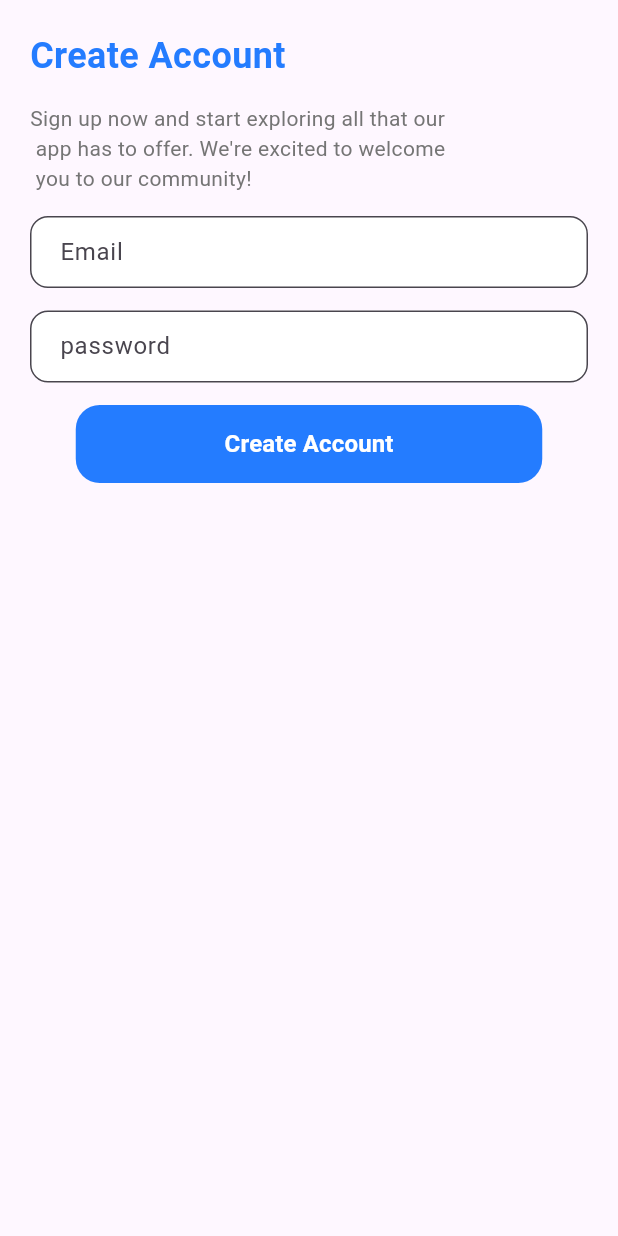
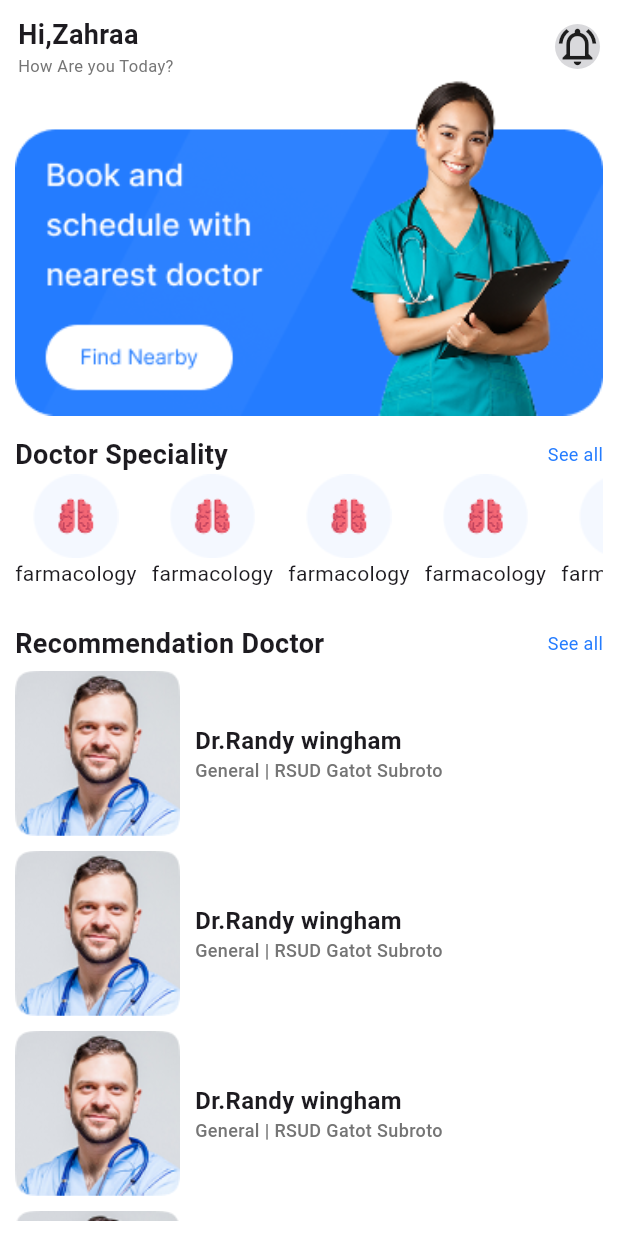
Before and after one commit to Zahraa753/News_App, a Flutter app: the SignupScreen screen opened directly, after a tap on "Create Account", on a phone screen of 412 x 824 dp. Run offline on Flutter 3.47's test engine with Material 3 defaults, Android fonts, the phone set to English and light mode, and no system bars; our stand-ins replace dio, flutter_svg, shared_preferences; accounts and stored records are empty.

Commit message:
docdoc v2

```diff
--- /dev/null
+++ b/docdoc/lib/pages/Home/home_screen/home_screen.dart
@@ -0,0 +1,178 @@
+
+import 'package:docdoc/core/styles/colors.dart';
+import 'package:flutter/material.dart';
+
+class HomeScreen extends StatelessWidget {
+  const HomeScreen({super.key});
+
+  @override
+  Widget build(BuildContext context) {
+    return Scaffold(
+      backgroundColor: Colors.white,
+      body: SafeArea(
+        child: Padding(
+          padding: EdgeInsets.all(10),
+          child: Column(
+            children: [
+              Row(
+                children: [
+                  SizedBox(width: 2),
+                  Expanded(
+                    child: Column(
+                      mainAxisAlignment: MainAxisAlignment.start,
+                      crossAxisAlignment: CrossAxisAlignment.start,
+                      children: [
+                        Text(
+                          "Hi,Zahraa",
+                          style: TextStyle(
+                            fontSize: 18,
+                            fontWeight: FontWeight.w700,
+                          ),
+                        ),
+                        Text(
+                          "How Are you Today?",
+                          style: TextStyle(
+                            color: ColorCore.cl1,
+                            fontSize: 11,
+                            fontWeight: FontWeight.w400,
+                          ),
+                        ),
+                      ],
+                    ),
+                  ),
+
+                  Container(
+                    decoration: BoxDecoration(
+                      shape: BoxShape.circle,
+                      color: const Color.fromARGB(255, 217, 217, 220),
+                      border: Border(),
+                    ),
+                    child: Icon(Icons.notifications_active_outlined, size: 30),
+                  ),
+                  SizedBox(width: 2),
+                ],
+              ),
+
+              Container(
+                width: double.infinity,
+                child: Image.asset(
+                  "assets/images/Banner.png",
+                  fit: BoxFit.cover,
+                ),
+              ),
+              SizedBox(height: 13),
+              Row(
+                children: [
+                  Expanded(
+                    child: Text(
+                      "Doctor Speciality",
+                      style: TextStyle(
+                        fontSize: 18,
+                        fontWeight: FontWeight.w600,
+                      ),
+                    ),
+                  ),
+                  Text(
+                    "See all",
+                    style: TextStyle(
+                      color: ColorCore.primary,
+                      fontSize: 12,
+                      fontWeight: FontWeight.w400,
+                    ),
+                  ),
+                ],
+              ),
+              SizedBox(
+                height: 100,
+                child: ListView.separated(
+                  scrollDirection: Axis.horizontal,
+                  itemBuilder: (context, index) {
+                    return Column(
+                      children: [
+                        Image.asset("assets/images/Icon.png"),
+                        Text("farmacology"),
+                      ],
+                    );
+                  },
+                  separatorBuilder: (context, index) {
+                    return SizedBox(width: 10);
+                  },
+                  itemCount: 10,
+                ),
+              ),
+
+              Row(
+                children: [
+                  Expanded(
+                    child: Text(
+                      "Recommendation Doctor",
+                      style: TextStyle(
+                        fontSize: 18,
+                        fontWeight: FontWeight.w600,
+                      ),
+                    ),
+                  ),
+                  Text(
+                    "See all",
+                    style: TextStyle(
+                      color: ColorCore.primary,
+                      fontSize: 12,
+                      fontWeight: FontWeight.w400,
+                    ),
+                  ),
+                ],
+              ),
+              SizedBox(height: 5),
+              Expanded(
+                child: ListView.separated(
+                  scrollDirection: Axis.vertical,
+                  itemBuilder: (context, index) {
+                    return Row(
+                      spacing: 10,
+                      children: [
+                        Container(
+                          clipBehavior: Clip.antiAliasWithSaveLayer,
+                          decoration: BoxDecoration(
+                            borderRadius: BorderRadius.circular(10),
+                          ),
+                          child: Image.asset(
+                            "assets/images/Image (1).png",
+                            fit: BoxFit.cover,
+                          ),
+                        ),
+                        Column(
+                          crossAxisAlignment: CrossAxisAlignment.start,
+                          children: [
+                            Text(
+                              "Dr.Randy wingham",
+                              style: TextStyle(
+                                fontSize: 16,
+                                fontWeight: FontWeight.w700,
+                              ),
+                            ),
+                            Text(
+                              "General | RSUD Gatot Subroto",
+                              style: TextStyle(
+                                fontSize: 12,
+                                fontWeight: FontWeight.w500,
+                                color: ColorCore.cl1,
+                              ),
+                            ),
+                          ],
+                        ),
+                      ],
+                    );
+                  },
+                  separatorBuilder: (context, index) {
+                    return SizedBox(height: 10);
+                  },
+                  itemCount: 10,
+                ),
+              ),
+            ],
+          ),
+        ),
+      ),
+    );
+  }
+}
--- a/docdoc/lib/pages/signup/signup_screen.dart
+++ b/docdoc/lib/pages/signup/signup_screen.dart
@@ -1,17 +1,24 @@
 import 'package:docdoc/core/customs/custom_button.dart';
 import 'package:docdoc/core/customs/custom_text_field.dart';
 import 'package:docdoc/core/styles/colors.dart';
+import 'package:docdoc/pages/Home/home_screen/home_screen.dart';
+import 'package:docdoc/pages/signIn/signin_screen.dart';
+import 'package:docdoc/pages/signup/signup_logic.dart';
 import 'package:flutter/material.dart';
+import 'package:provider/provider.dart';
 
 class SignupScreen extends StatelessWidget {
-  final TextEditingController emailcontroller = TextEditingController();
-  final TextEditingController passwordcontroller = TextEditingController();
   SignupScreen({super.key});
 
   @override
   Widget build(BuildContext context) {
-    return Scaffold(
-      body: SafeArea(
+    return ChangeNotifierProvider(
+      create: (context) => SignupLogic(),
+      child: Scaffold(
+        backgroundColor: Colors.white,
+        body: Consumer<SignupLogic>(
+          builder: (context, signup, _) {
+            return SafeArea(
               child: Padding(
                 padding: const EdgeInsets.all(20),
                 child: Column(
@@ -37,16 +44,82 @@ class SignupScreen extends StatelessWidget {
                       textAlign: TextAlign.start,
                     ),
 
-              CustomTextFormField(label: "Email", controller: emailcontroller),
                     CustomTextFormField(
-                label: "password",
-                controller: passwordcontroller,
+                      label: "Name",
+                      controller: signup.namecontroller,
                     ),
+                    CustomTextFormField(
+                      label: "Email",
+                      controller: signup.emailcontroller,
+                    ),
+                    CustomTextFormField(
+                      label: "Phone",
+                      controller: signup.phonecontroller,
+                    ),
+                    CustomTextFormField(
+                      label: "gender",
+                      controller: signup.gendercontroller,
+                    ),
+                    CustomTextFormField(
+                      label: "Password",
+                      controller: signup.passwordcontroller,
+                    ),
+                    CustomTextFormField(
+                      label: "Confirm password",
+                      controller: signup.confirmpasseordcontroller,
+                    ),
+
                     Center(
-                child: PrimaryButton(onPressed: () {}, text: "Create Account"),
+                      child: PrimaryButton(
+                        onPressed: () {
+                          Navigator.pushReplacement(
+                            context,
+                            MaterialPageRoute(
+                              builder: (context) => HomeScreen(),
+                            ),
+                          );
+                        },
+                        text: "Create Account",
+                      ),
+                    ),
+
+                    Row(
+                      spacing: 1,
+                      mainAxisAlignment: MainAxisAlignment.center,
+                      children: [
+                        Text(
+                          "Already have an account ?",
+                          style: TextStyle(
+                            color: ColorCore.cl1,
+                            fontSize: 11,
+                            fontWeight: FontWeight.w400,
+                          ),
+                        ),
+                        TextButton(
+                          onPressed: () {
+                            Navigator.push(
+                              context,
+                              MaterialPageRoute(
+                                builder: (context) => SigninScreen(),
+                              ),
+                            );
+                          },
+                          child: Text(
+                            "Sign in",
+                            style: TextStyle(
+                              color: ColorCore.primary,
+                              fontSize: 11,
+                              fontWeight: FontWeight.w400,
+                            ),
+                          ),
                         ),
                       ],
                     ),
+                  ],
+                ),
+              ),
+            );
+          },
         ),
       ),
     );
--- a/docdoc/pubspec.yaml
+++ b/docdoc/pubspec.yaml
@@ -35,6 +35,7 @@ dependencies:
   # Use with the CupertinoIcons class for iOS style icons.
   cupertino_icons: ^1.0.8
   flutter_svg: ^2.2.0
+  provider: ^6.1.2
 
 dev_dependencies:
   flutter_test:
```
Also changed, not shown: docdoc/lib/pages/signIn/signin_logic.dart (added, +9 -0 lines), docdoc/lib/pages/signIn/signin_screen.dart (added, +104 -0 lines), docdoc/lib/pages/signup/signup_logic.dart (added, +11 -0 lines), docdoc/assets/images/Banner.png (added), docdoc/assets/images/Icon.png (added), docdoc/assets/images/Image (1).png (added), docdoc/pubspec.lock, 3 other files. Lines whose indentation alone changed are shown as unchanged.
